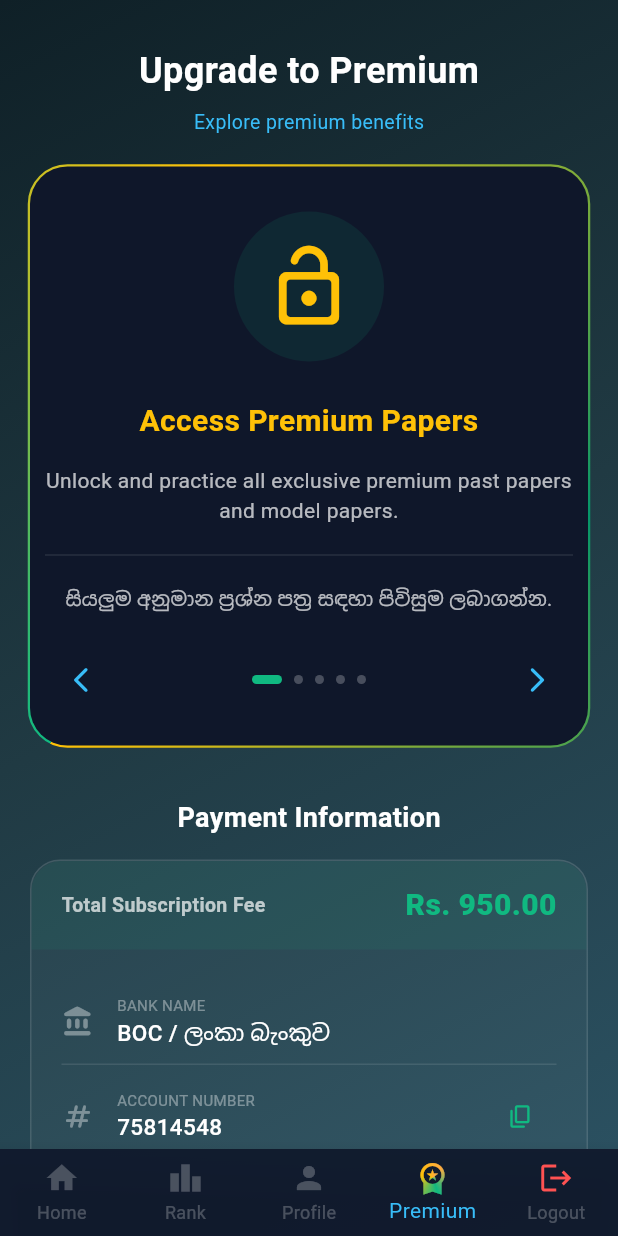
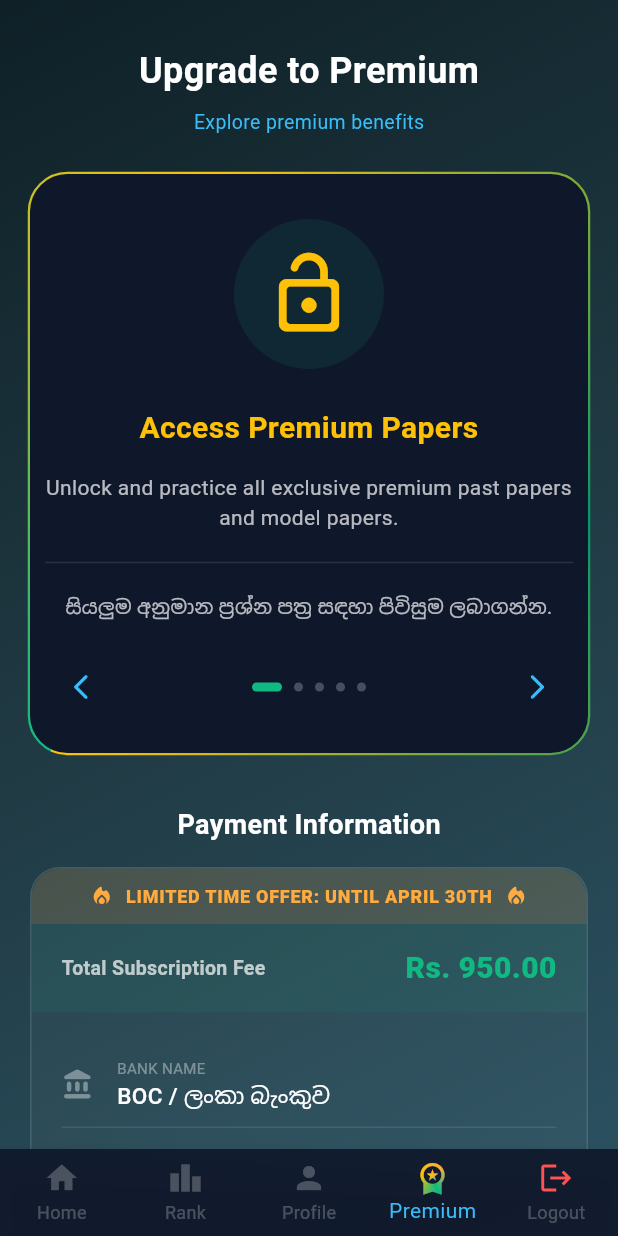
Before and after one commit to ruwan-dev/gk_quiz_app, a Flutter app: the screen it shows once a user with an empty profile is signed in, item 4 of the bottom bar chosen, on a phone screen of 412 x 824 dp. Run offline on Flutter 3.47's test engine with Material 3 defaults, Android fonts, the phone set to English and light mode, and no system bars; our stand-ins replace cloud_firestore, firebase_auth, firebase_core, percent_indicator; accounts and stored records are empty; Roboto replaces fonts that are missing (Poppins).

Commit message:
feat: add limited time offer banner and adjust spacing in PremiumScreen

```diff
--- a/lib/screens/premium_screen.dart
+++ b/lib/screens/premium_screen.dart
@@ -159,7 +159,7 @@ class _PremiumScreenState extends State<PremiumScreen> with SingleTickerProvider
           const Text("Upgrade to Premium", style: TextStyle(color: Colors.white, fontSize: 24, fontWeight: FontWeight.bold)),
           const SizedBox(height: 8),
           const Text("Explore premium benefits", style: TextStyle(color: Color(0xFF38BDF8), fontSize: 13)),
-          const SizedBox(height: 20),
+          const SizedBox(height: 25),
 
           // 🚀 Animated Feature Card with Arrows
           GestureDetector(
@@ -190,8 +190,6 @@ class _PremiumScreenState extends State<PremiumScreen> with SingleTickerProvider
                       child: _buildFeatureContent(_featureIndex),
                     ),
                     const SizedBox(height: 20),
-
-                    // 🚀 මෙන්න මෙතනට Arrows දෙක ආපහු එකතු කළා
                     Row(
                       mainAxisAlignment: MainAxisAlignment.spaceBetween,
                       children: [
@@ -228,11 +226,39 @@ class _PremiumScreenState extends State<PremiumScreen> with SingleTickerProvider
             ),
             child: Column(
               children: [
+                // 🚀 Limited Time Offer Banner eka me thanata genawa (Price ekata udin)
+                Container(
+                  width: double.infinity,
+                  padding: const EdgeInsets.symmetric(vertical: 10),
+                  decoration: BoxDecoration(
+                    color: Colors.orangeAccent.withOpacity(0.15),
+                    borderRadius: const BorderRadius.only(topLeft: Radius.circular(20), topRight: Radius.circular(20)),
+                  ),
+                  child: const Row(
+                    mainAxisAlignment: MainAxisAlignment.center,
+                    children: [
+                      Icon(Icons.local_fire_department_rounded, color: Colors.orangeAccent, size: 16),
+                      SizedBox(width: 8),
+                      Text(
+                        "LIMITED TIME OFFER: UNTIL APRIL 30TH",
+                        style: TextStyle(
+                          color: Colors.orangeAccent,
+                          fontSize: 12,
+                          fontWeight: FontWeight.w800,
+                          letterSpacing: 0.5
+                        ),
+                      ),
+                      SizedBox(width: 8),
+                      Icon(Icons.local_fire_department_rounded, color: Colors.orangeAccent, size: 16),
+                    ],
+                  ),
+                ),
+
+                // 🚀 Subscription Fee eka
                 Container(
                   padding: const EdgeInsets.symmetric(horizontal: 20, vertical: 15),
                   decoration: BoxDecoration(
                     color: const Color(0xFF10B981).withOpacity(0.08),
-                    borderRadius: const BorderRadius.only(topLeft: Radius.circular(20), topRight: Radius.circular(20)),
                   ),
                   child: Row(
                     mainAxisAlignment: MainAxisAlignment.spaceBetween,
```
